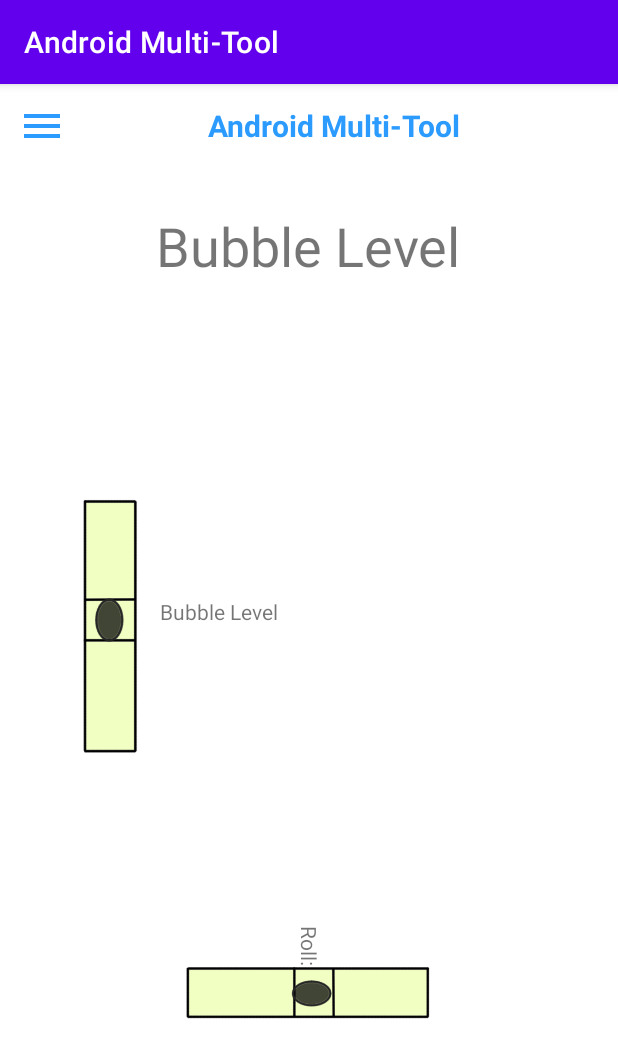
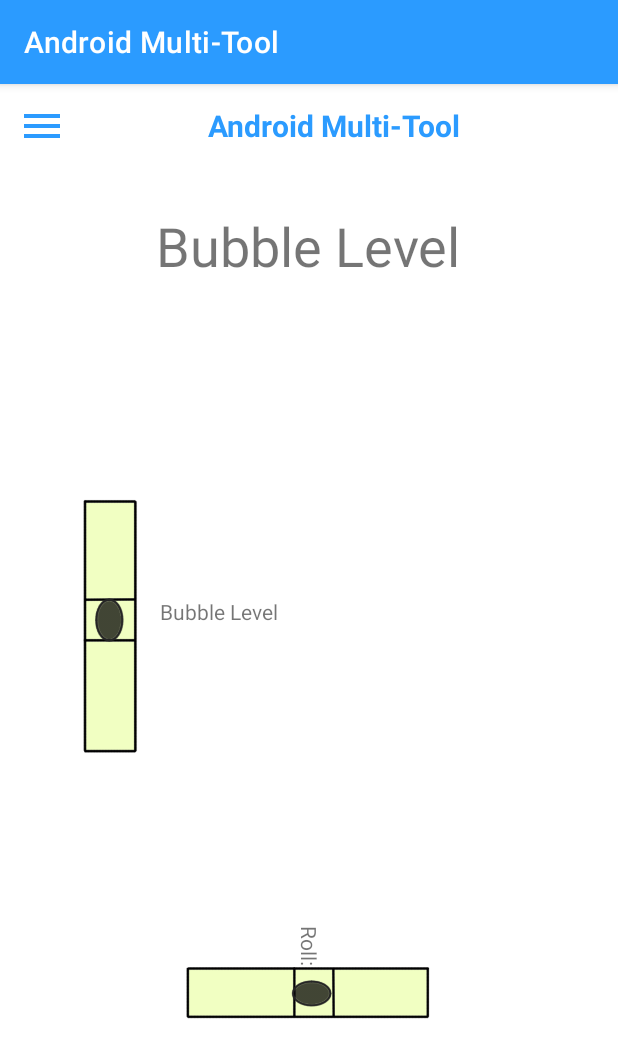
Before and after one commit to Jdrinkwater1/Android-MultiTool, an Android app: the screen it shows after launch (MainActivity), on a phone screen of 412 x 824 dp. Shown: the top 1058 px of the screen. Run offline under Robolectric (Android 15) with nearby library versions, the phone set to English and light mode, and no system bars.

Commit message:
Final Update Before Presentation
Final Update Before Presentation

```diff
--- a/AndroidMultiTool/app/src/main/java/fsu/csc3560/androidmulti_tool/MainActivity.java
+++ b/AndroidMultiTool/app/src/main/java/fsu/csc3560/androidmulti_tool/MainActivity.java
@@ -19,7 +19,13 @@ import android.view.View;
 import android.widget.ImageView;
 import android.widget.TextView;
 
+/*
+    Jacob Drinkwater & Eric Fairbrother worked on this project
+    3/8/21
+    This program is a multitool that utilizes the androids sensors and apis to display
+    meaningful information.
 
+ */
 public class MainActivity extends AppCompatActivity implements SensorEventListener {
     private SensorManager sensorManager;
     private Sensor sensor;
@@ -84,18 +90,23 @@ public class MainActivity extends AppCompatActivity implements SensorEventListen
         recreate();
     }
 
+    //switch the activity to the compass
     public void clickCompass(View view)
     {
         switchActivity(this,CompassActivity.class);
     }
+    //switch the activity to the stopwatch
     public void clickStop(View view)
     {
         switchActivity(this,activity_stopwatch.class);
     }
+    //switch the activity to the flash light
     public void clickFlash(View view)
     {
         switchActivity(this,activity_flashlight.class);
     }
+
+    //displays a dialogue box and inform the user the dont have that sensor.
     public void noSensorWarning()
     {
         AlertDialog.Builder alert = new AlertDialog.Builder(this);
@@ -130,6 +141,10 @@ public class MainActivity extends AppCompatActivity implements SensorEventListen
         start();
     }
 
+    /*
+     Each time the sensor changes calculate the degrees using the rotation vector
+     and then convert that into a matrix. Then get the orientation from that.
+     */
     @Override
     public void onSensorChanged(SensorEvent event)
     {
@@ -182,7 +197,7 @@ public class MainActivity extends AppCompatActivity implements SensorEventListen
         }
     }
 
-
+    //has to be implemented
     @Override
     public void onAccuracyChanged(Sensor sensor, int accuracy) {
 
--- a/AndroidMultiTool/app/src/main/res/layout/activity_flashlight.xml
+++ b/AndroidMultiTool/app/src/main/res/layout/activity_flashlight.xml
@@ -45,7 +45,7 @@
                     android:layout_width="match_parent"
                     android:layout_height="wrap_content"
                     android:rotation="90"
-                    app:srcCompat="@drawable/ic_baseline_flashlight_on_64" />
+                    app:srcCompat="@drawable/ic_baseline_flashlight_off_64" />
 
                 <ToggleButton
                     android:id="@+id/toggle_flashlight"
--- /dev/null
+++ b/AndroidMultiTool/app/src/main/res/values/ic_launcher_background.xml
@@ -0,0 +1,4 @@
+<?xml version="1.0" encoding="utf-8"?>
+<resources>
+    <color name="ic_launcher_background">#FFFFFF</color>
+</resources>
--- a/AndroidMultiTool/app/src/main/res/values/themes.xml
+++ b/AndroidMultiTool/app/src/main/res/values/themes.xml
@@ -2,8 +2,8 @@
     <!-- Base application theme. -->
     <style name="Theme.AndroidMultiTool" parent="Theme.MaterialComponents.DayNight.DarkActionBar">
         <!-- Primary brand color. -->
-        <item name="colorPrimary">@color/purple_500</item>
-        <item name="colorPrimaryVariant">@color/purple_700</item>
+        <item name="colorPrimary">@color/blue</item>
+        <item name="colorPrimaryVariant">@color/blue</item>
         <item name="colorOnPrimary">@color/white</item>
         <!-- Secondary brand color. -->
         <item name="colorSecondary">@color/teal_200</item>
```
Also changed, not shown: AndroidMultiTool/app/src/main/AndroidManifest.xml (+6 -2 lines), AndroidMultiTool/app/src/main/java/fsu/csc3560/androidmulti_tool/CompassActivity.java (+5 -3 lines), AndroidMultiTool/app/src/main/res/drawable/ic_launcher_foreground.xml (added, +15 -0 lines), AndroidMultiTool/app/src/main/ic_launcher-playstore.png (added), AndroidMultiTool/app/src/main/res/mipmap-hdpi/ic_launcher.png, AndroidMultiTool/app/src/main/res/mipmap-hdpi/ic_launcher_round.png, AndroidMultiTool/app/src/main/res/mipmap-mdpi/ic_launcher.png, AndroidMultiTool/app/src/main/res/mipmap-mdpi/ic_launcher_round.png, AndroidMultiTool/app/src/main/res/mipmap-xhdpi/ic_launcher.png, AndroidMultiTool/app/src/main/res/mipmap-xhdpi/ic_launcher_round.png, AndroidMultiTool/app/src/main/res/mipmap-xxhdpi/ic_launcher.png, AndroidMultiTool/app/src/main/res/mipmap-xxhdpi/ic_launcher_round.png, AndroidMultiTool/app/src/main/res/mipmap-xxxhdpi/ic_launcher.png, AndroidMultiTool/app/src/main/res/mipmap-xxxhdpi/ic_launcher_round.png.
